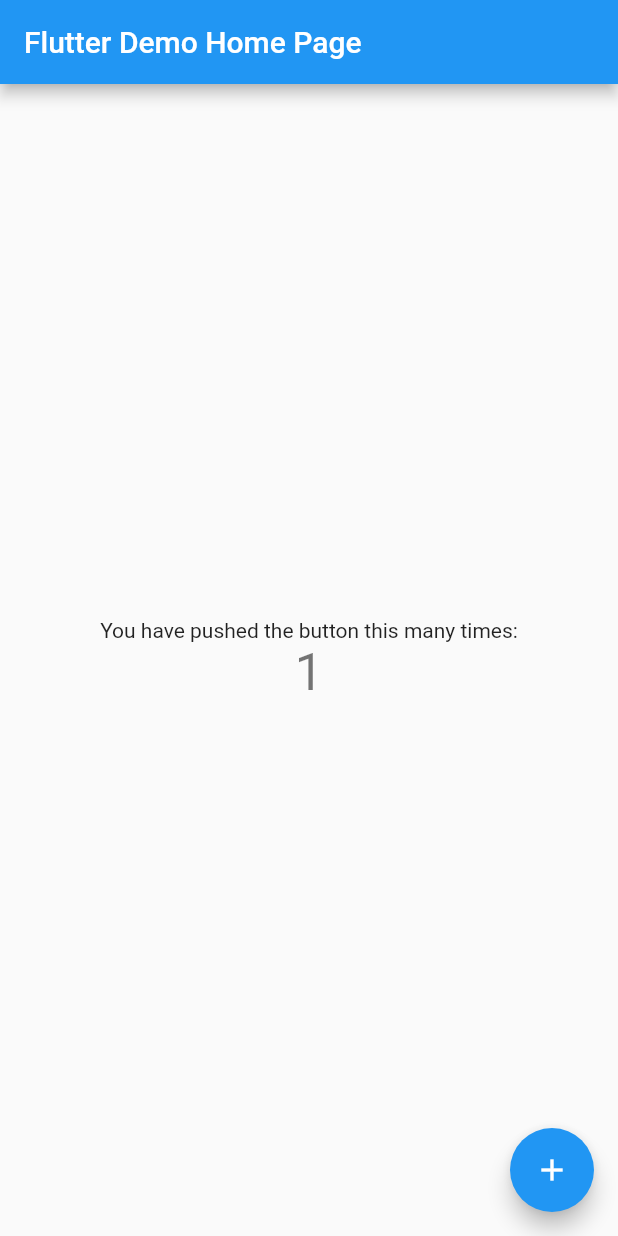
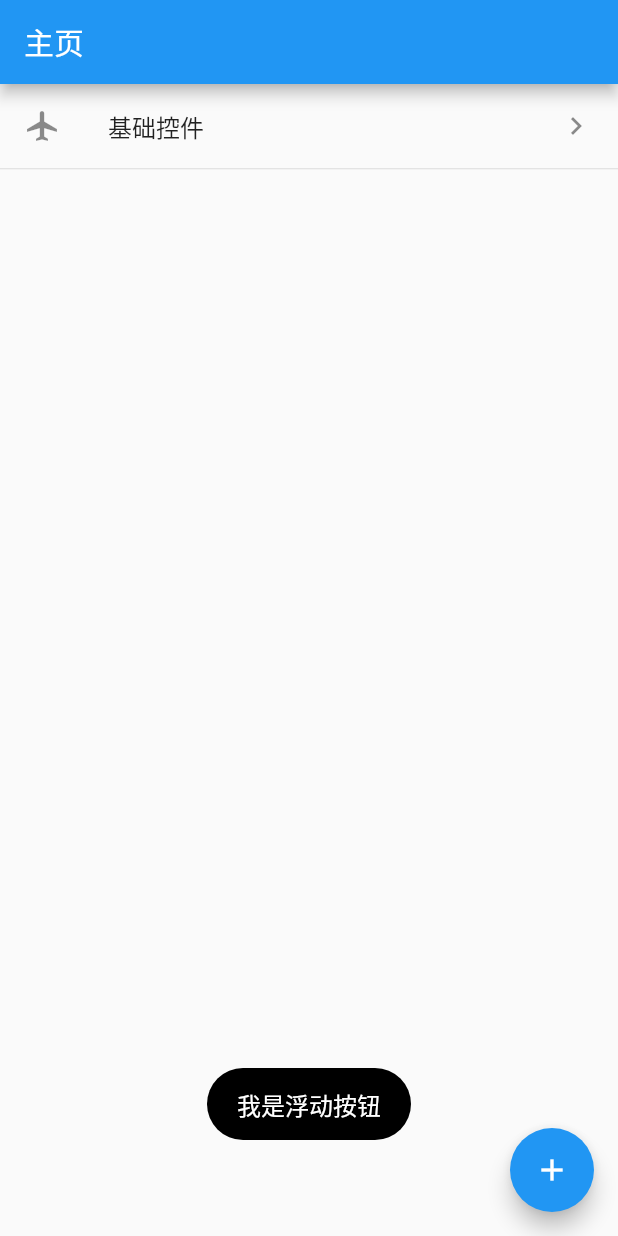
Before and after one commit to dcq123/flutter-learn, a Flutter app: the screen it shows after launch, after a tap on the "add" icon, on a phone screen of 412 x 824 dp. Run offline on Flutter 3.47's test engine with Material 2 defaults, Android fonts, the phone set to English and light mode, and no system bars; our stand-ins replace fluttertoast.

Commit message:
添加路由

```diff
--- a/lib/main.dart
+++ b/lib/main.dart
@@ -1,4 +1,6 @@
 import 'package:flutter/material.dart';
+import './routers/routers.dart';
+import './widget/T.dart';
 
 void main() => runApp(MyApp());
 
@@ -6,11 +8,12 @@ class MyApp extends StatelessWidget {
   @override
   Widget build(BuildContext context) {
     return MaterialApp(
-      title: 'Flutter Demo',
+      title: 'Flutter App',
+      initialRoute: "/",
       theme: ThemeData(
         primarySwatch: Colors.blue,
       ),
-      home: MyHomePage(title: 'Flutter Demo Home Page'),
+      routes: routers,
     );
   }
 }
@@ -25,37 +28,31 @@ class MyHomePage extends StatefulWidget {
 }
 
 class _MyHomePageState extends State<MyHomePage> {
-  int _counter = 0;
-
-  void _incrementCounter() {
-    setState(() {
-      _counter++;
-    });
-  }
-
   @override
   Widget build(BuildContext context) {
     return Scaffold(
       appBar: AppBar(
         title: Text(widget.title),
       ),
-      body: Center(
-
-        child: Column(
-          mainAxisAlignment: MainAxisAlignment.center,
-          children: <Widget>[
-            Text(
-              'You have pushed the button this many times:',
-            ),
-            Text(
-              '$_counter',
-              style: Theme.of(context).textTheme.display1,
-            ),
-          ],
-        ),
+      body: ListView(
+        children: <Widget>[
+          ListTile(
+              leading: Icon(Icons.local_airport),
+              title: Text("基础控件"),
+              trailing: Icon(Icons.keyboard_arrow_right),
+              onTap: () {
+                T.showToast("基础控件");
+                Navigator.pushNamed(context, "base/widget");
+              }),
+          Divider(
+            height: 1,
+          )
+        ],
       ),
       floatingActionButton: FloatingActionButton(
-        onPressed: _incrementCounter,
+        onPressed: () => {
+          T.showToast("我是浮动按钮")
+        },
         tooltip: 'Increment',
         child: Icon(Icons.add),
       ),
--- /dev/null
+++ b/lib/routers/routers.dart
@@ -0,0 +1,7 @@
+import '../pages/base/BaseWidget.dart';
+import '../main.dart' show MyHomePage;
+
+final routers = {
+  "/": (context) => MyHomePage(title: "主页"),
+  "base/widget": (context) => BaseWidgetPage()
+};
--- /dev/null
+++ b/lib/widget/T.dart
@@ -0,0 +1,15 @@
+import 'package:flutter/material.dart';
+import 'package:fluttertoast/fluttertoast.dart';
+
+class T {
+  static void showToast(String _msg) {
+    Fluttertoast.showToast(
+        msg: _msg,
+        toastLength: Toast.LENGTH_SHORT,
+        gravity: ToastGravity.BOTTOM,
+        timeInSecForIos: 1,
+        backgroundColor: Colors.black,
+        textColor: Colors.white,
+        fontSize: 16.0);
+  }
+}
--- a/pubspec.yaml
+++ b/pubspec.yaml
@@ -23,6 +23,7 @@ dependencies:
   # The following adds the Cupertino Icons font to your application.
   # Use with the CupertinoIcons class for iOS style icons.
   cupertino_icons: ^0.1.2
+  fluttertoast: ^3.1.3
 
 dev_dependencies:
   flutter_test:
```
Also changed, not shown: lib/pages/base/BaseWidget.dart (added, +38 -0 lines), pubspec.lock.
